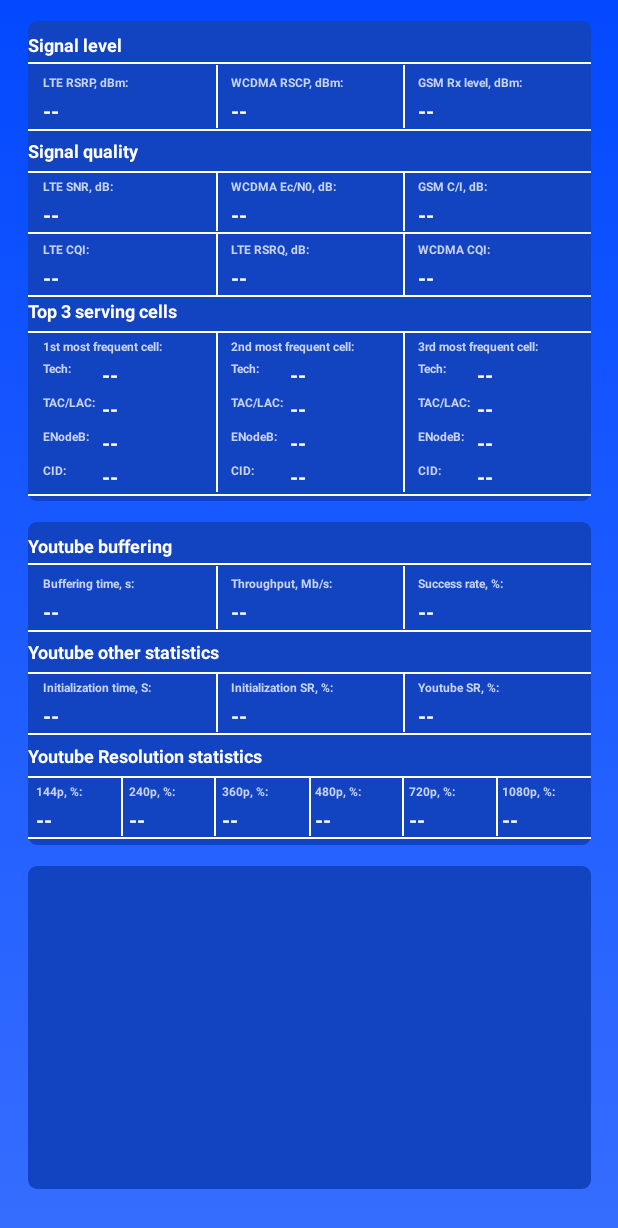
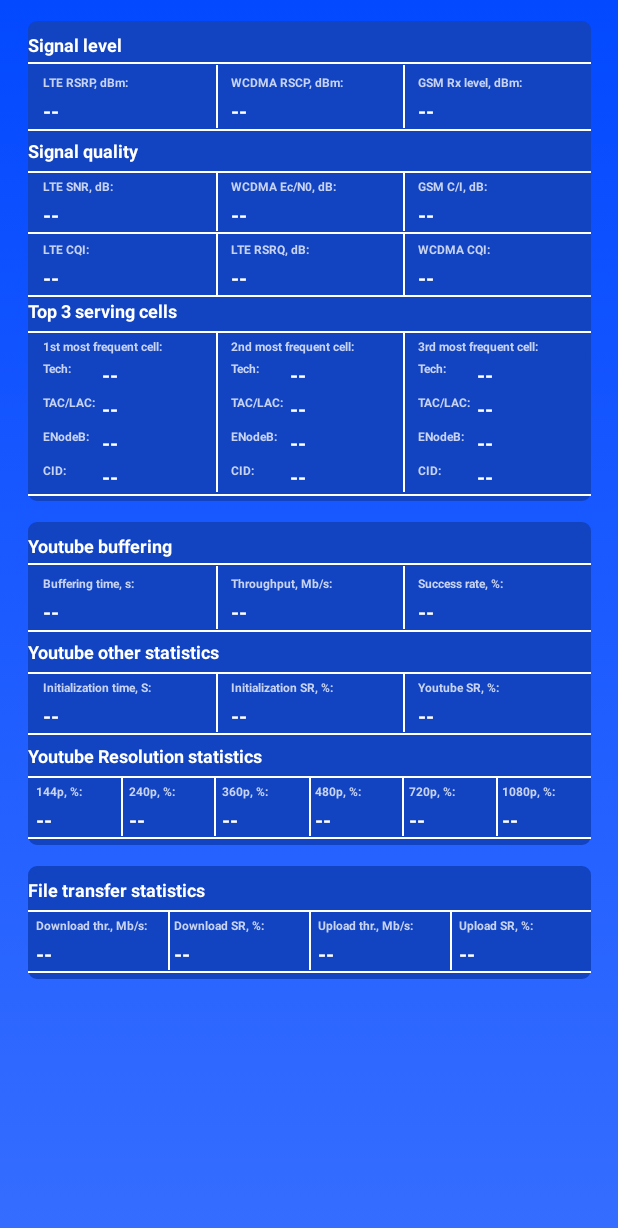
Before and after one commit to sherruh/RadioTool, an Android app: the TestResultActivity screen opened directly, with no data from a screen before it, on a phone screen of 412 x 824 dp. Shown: the top 1228 px of the screen. Run offline under Robolectric (Android 15) with nearby library versions, the phone set to English and light mode, and no system bars.

Commit message:
finish make up file transfers

```diff
--- a/app/src/main/res/layout/activity_test_result.xml
+++ b/app/src/main/res/layout/activity_test_result.xml
@@ -1138,7 +1138,7 @@
     <View
         android:id="@+id/frame_file_transfer_activity_result"
         android:layout_width="375dp"
-        android:layout_height="215dp"
+        android:layout_height="75dp"
         app:layout_constraintTop_toBottomOf="@id/frame_youtube_activity_result"
         app:layout_constraintStart_toStartOf="parent"
         app:layout_constraintEnd_toEndOf="parent"
@@ -1146,5 +1146,149 @@
         android:background="@drawable/bg_rect_round_result"
         />
 
+    <TextView
+        android:id="@+id/tv_transfers_activity_result"
+        android:layout_width="wrap_content"
+        android:layout_height="wrap_content"
+        app:layout_constraintStart_toStartOf="@id/frame_file_transfer_activity_result"
+        app:layout_constraintTop_toTopOf="@id/frame_file_transfer_activity_result"
+        android:layout_marginTop="7dp"
+        android:text="File transfer statistics"
+        style="@style/SubTitle"
+        />
+
+    <View
+        style="@style/SeparateLineHorizontal"
+        android:background="@drawable/bg_separate_lines"
+        app:layout_constraintTop_toBottomOf="@id/tv_transfers_activity_result"
+        app:layout_constraintStart_toStartOf="@id/frame_file_transfer_activity_result"
+        android:layout_marginTop="5dp"
+        />
+
+
+    <View
+        style="@style/SeparateLineVertical"
+        app:layout_constraintTop_toBottomOf="@id/tv_transfers_activity_result"
+        android:layout_marginTop="5dp"
+        app:layout_constraintStart_toStartOf="@id/frame_file_transfer_activity_result"
+        android:layout_marginLeft="93dp"
+        android:layout_height="40dp"
+        />
+
+    <View
+        style="@style/SeparateLineVertical"
+        app:layout_constraintTop_toBottomOf="@id/tv_transfers_activity_result"
+        android:layout_marginTop="5dp"
+        app:layout_constraintStart_toStartOf="@id/frame_file_transfer_activity_result"
+        android:layout_marginLeft="187dp"
+        android:layout_height="40dp"
+        />
+
+    <View
+        style="@style/SeparateLineVertical"
+        app:layout_constraintTop_toBottomOf="@id/tv_transfers_activity_result"
+        android:layout_marginTop="5dp"
+        app:layout_constraintStart_toStartOf="@id/frame_file_transfer_activity_result"
+        android:layout_marginLeft="281dp"
+        android:layout_height="40dp"
+        />
+
+    <TextView
+        android:id="@+id/text_download_thr_result_activity"
+        android:layout_width="wrap_content"
+        android:layout_height="wrap_content"
+        app:layout_constraintTop_toBottomOf="@id/tv_transfers_activity_result"
+        app:layout_constraintStart_toStartOf="@id/frame_file_transfer_activity_result"
+        android:layout_marginTop="10dp"
+        android:layout_marginStart="5dp"
+        android:text="Download thr., Mb/s:"
+        style="@style/ParamName"
+        />
+
+    <TextView
+        android:id="@+id/text_download_thr_value_result_activity"
+        android:layout_width="wrap_content"
+        android:layout_height="wrap_content"
+        app:layout_constraintTop_toBottomOf="@id/text_download_thr_result_activity"
+        app:layout_constraintStart_toStartOf="@id/text_download_thr_result_activity"
+        android:text="--"
+        style="@style/ParamValue"
+        />
+
+    <TextView
+        android:id="@+id/text_download_sr_result_activity"
+        android:layout_width="wrap_content"
+        android:layout_height="wrap_content"
+        app:layout_constraintTop_toTopOf="@id/text_download_thr_result_activity"
+        app:layout_constraintStart_toStartOf="@id/frame_file_transfer_activity_result"
+        android:layout_marginStart="97dp"
+        android:text="Download SR, %:"
+        style="@style/ParamName"
+        />
+
+    <TextView
+        android:id="@+id/text_download_sr_value_result_activity"
+        android:layout_width="wrap_content"
+        android:layout_height="wrap_content"
+        app:layout_constraintTop_toBottomOf="@id/text_download_sr_result_activity"
+        app:layout_constraintStart_toStartOf="@id/text_download_sr_result_activity"
+        android:text="--"
+        style="@style/ParamValue"
+        />
+
+    <TextView
+        android:id="@+id/text_upload_thr_result_activity"
+        android:layout_width="wrap_content"
+        android:layout_height="wrap_content"
+        app:layout_constraintTop_toTopOf="@id/text_download_thr_result_activity"
+        app:layout_constraintStart_toStartOf="@id/frame_file_transfer_activity_result"
+        android:layout_marginTop="0dp"
+        android:layout_marginStart="193dp"
+        android:text="Upload thr., Mb/s:"
+        style="@style/ParamName"
+        />
+
+    <TextView
+        android:id="@+id/text_upload_thr_value_result_activity"
+        android:layout_width="wrap_content"
+        android:layout_height="wrap_content"
+        app:layout_constraintTop_toBottomOf="@id/text_upload_thr_result_activity"
+        app:layout_constraintStart_toStartOf="@id/text_upload_thr_result_activity"
+        android:text="--"
+        style="@style/ParamValue"
+        />
+
+
+    <TextView
+        android:id="@+id/text_upload_sr_result_activity"
+        android:layout_width="wrap_content"
+        android:layout_height="wrap_content"
+        app:layout_constraintTop_toTopOf="@id/text_download_thr_result_activity"
+        app:layout_constraintStart_toStartOf="@id/frame_file_transfer_activity_result"
+        android:layout_marginTop="0dp"
+        android:layout_marginStart="287dp"
+        android:text="Upload SR, %:"
+        style="@style/ParamName"
+        />
+
+    <TextView
+        android:id="@+id/text_upload_sr_value_result_activity"
+        android:layout_width="wrap_content"
+        android:layout_height="wrap_content"
+        app:layout_constraintTop_toBottomOf="@id/text_upload_sr_result_activity"
+        app:layout_constraintStart_toStartOf="@id/text_upload_sr_result_activity"
+        android:text="--"
+        style="@style/ParamValue"
+        />
+
+    <View
+        style="@style/SeparateLineHorizontal"
+        android:background="@drawable/bg_separate_lines"
+        app:layout_constraintTop_toBottomOf="@id/text_download_thr_value_result_activity"
+        app:layout_constraintStart_toStartOf="@id/frame_radio_activity_result"
+        android:layout_marginTop="2dp"
+        />
+
+
 
 </androidx.constraintlayout.widget.ConstraintLayout>
```
Also changed, not shown: 1 other file.
